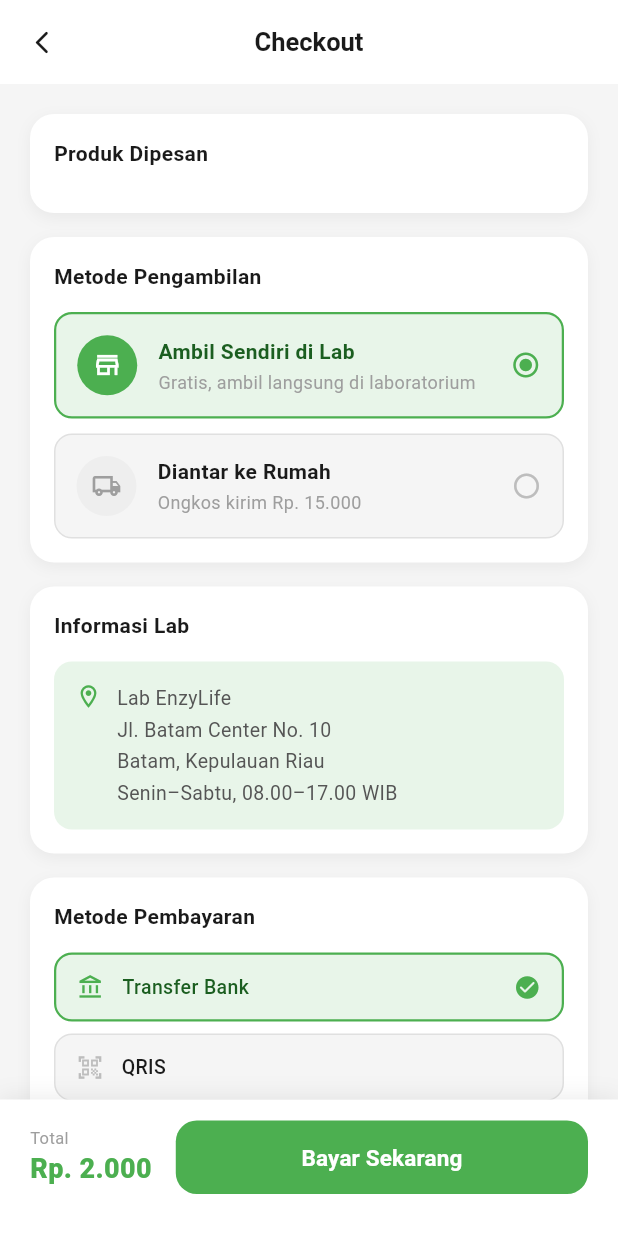
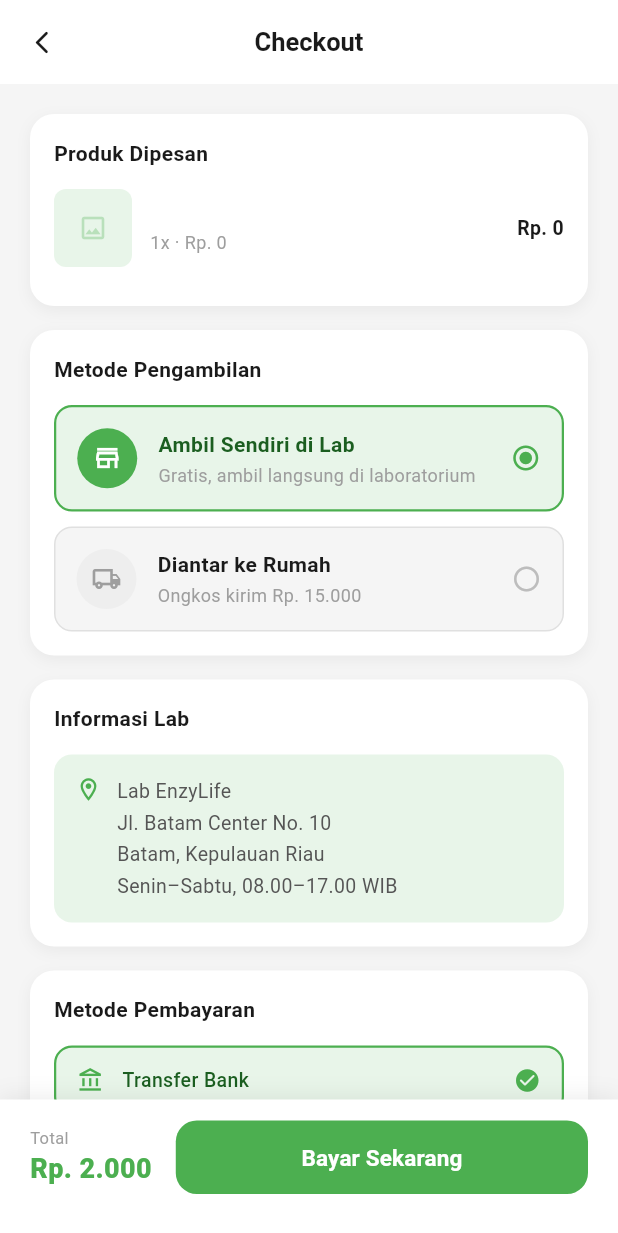
Before and after one commit to leoafif13/EnzyLife, a Flutter app: the ProductDetailScreen screen opened directly with empty values, after a tap on "Beli Sekarang", on a phone screen of 412 x 824 dp. Shown: the top 1233 px of the screen. Run offline on Flutter 3.47's test engine with Material 3 defaults, Android fonts, the phone set to English and light mode, and no system bars; our stand-ins replace shared_preferences, youtube_player_iframe; accounts and stored records are empty; network calls fail.

Commit message:
integrasi api produk dengan flutter

```diff
--- a/EnzyLife_Flutter/lib/checkout_page.dart
+++ b/EnzyLife_Flutter/lib/checkout_page.dart
@@ -4,7 +4,7 @@ import 'widgets/sub_page_appbar.dart';
 import 'belanja_page.dart';
 
 class CheckoutPage extends StatefulWidget {
-  final Map<String, int> items;
+  final Map<int, int> items;
   final List<Product> allProducts;
 
   const CheckoutPage({
--- a/EnzyLife_Flutter/lib/detail_produk.dart
+++ b/EnzyLife_Flutter/lib/detail_produk.dart
@@ -2,7 +2,7 @@ import 'package:flutter/material.dart';
 import 'app_color.dart';
 import 'belanja_page.dart';
 import 'shopping_cart.dart';
-import 'widgets/sub_page_appbar.dart';
+// import 'widgets/sub_page_appbar.dart';
 import 'checkout_page.dart';
 
 class ProductDetailScreen extends StatefulWidget {
@@ -27,7 +27,7 @@ class _ProductDetailScreenState extends State<ProductDetailScreen> {
   void _refreshBadge() => setState(() {});
 
   // Dummy gambar carousel (placeholder)
-  static const _imageCount = 3;
+  static const _imageCount = 1;
 
   // Dummy ulasan
   static const _reviews = [
@@ -132,28 +132,43 @@ class _ProductDetailScreenState extends State<ProductDetailScreen> {
                             controller: _pageController,
                             itemCount: _imageCount,
                             onPageChanged: (i) => setState(() => _carouselIndex = i),
-                            itemBuilder: (_, i) => Container(
-                              margin: const EdgeInsets.all(0),
-                              color: AppColors.green50,
-                              child: Stack(
+                            itemBuilder: (_, i) => Stack(
                               alignment: Alignment.center,
                               children: [
-                                  // TODO: ganti dengan Image.network/asset per indeks
-                                  Icon(Icons.image_outlined, size: 64, color: AppColors.green500.withOpacity(0.2)),
+                                Container(
+                                  width: double.infinity,
+                                  color: AppColors.green50,
+                                  child: Image.network(
+                                    'http://localhost:8000/gambar/${p.image.split('/').last}',
+                                    fit: BoxFit.cover,
+                                    errorBuilder: (_, __, ___) {
+                                      return const Icon(Icons.image_not_supported);
+                                    },
+                                  )
+                                ),
+
                                 Positioned(
-                                    top: 12, right: 12,
+                                  top: 12,
+                                  right: 12,
                                   child: Container(
-                                      padding: const EdgeInsets.symmetric(horizontal: 8, vertical: 4),
+                                    padding: const EdgeInsets.symmetric(
+                                      horizontal: 8,
+                                      vertical: 4,
+                                    ),
                                     decoration: BoxDecoration(
                                       color: Colors.white.withOpacity(0.85),
                                       borderRadius: BorderRadius.circular(8),
                                     ),
-                                      child: Text('${i + 1}/$_imageCount',
-                                          style: const TextStyle(fontSize: 11, fontWeight: FontWeight.w600)),
+                                    child: Text(
+                                      '${i + 1}/$_imageCount',
+                                      style: const TextStyle(
+                                        fontSize: 11,
+                                        fontWeight: FontWeight.w600,
+                                      ),
+                                    ),
                                   ),
                                 ),
                               ],
-                              ),
                             ),
                           ),
                         ),
@@ -194,7 +209,16 @@ class _ProductDetailScreenState extends State<ProductDetailScreen> {
                                     width: 2,
                                   ),
                                 ),
-                                child: Icon(Icons.image_outlined, size: 20, color: AppColors.green500.withOpacity(0.3)),
+                                child: ClipRRect(
+                                  borderRadius: BorderRadius.circular(8),
+                                  child: Image.network(
+                                    'http://localhost:8000/gambar/${p.image.split('/').last}',
+                                    fit: BoxFit.cover,
+                                    errorBuilder: (_, __, ___) {
+                                      return const Icon(Icons.image_not_supported);
+                                    },
+                                  )
+                                ),
                               ),
                             ),
                           ),
@@ -449,13 +473,7 @@ class _ProductDetailScreenState extends State<ProductDetailScreen> {
                     onPressed: () => Navigator.of(context).push(
                       MaterialPageRoute(builder: (_) => CheckoutPage(
                         items: {p.id: _qty},
-                        allProducts: const [
-                          Product(id: 'p1', name: 'Eco Enzim Tipe A',      description: 'Penjelasan singkat produk eco enzim tipe A', price: 300000, isPopular: true),
-                          Product(id: 'p2', name: 'Eco Enzim Tipe B',      description: 'Penjelasan singkat produk eco enzim tipe B', price: 250000),
-                          Product(id: 'p3', name: 'Eco Enzim Tipe C',      description: 'Penjelasan singkat produk eco enzim tipe C', price: 350000),
-                          Product(id: 'p4', name: 'Eco Enzim Starter Kit', description: 'Paket lengkap untuk pemula membuat eco enzim', price: 450000),
-                          Product(id: 'p5', name: 'Eco Enzim Premium',     description: 'Produk unggulan kualitas terjamin premium',   price: 500000),
-                        ],
+                        allProducts: [p],
                       )),
                     ),
                     style: ElevatedButton.styleFrom(
```
Also changed, not shown: EnzyLife_Flutter/lib/belanja_page.dart (+93 -46 lines), EnzyLife_Flutter/lib/services/product_services.dart (+22 -15 lines), EnzyLife_Flutter/lib/shopping_cart.dart (+35 -24 lines), EnzyLife_Flutter/pubspec.lock, 9 other files. Lines whose indentation alone changed are shown as unchanged.
